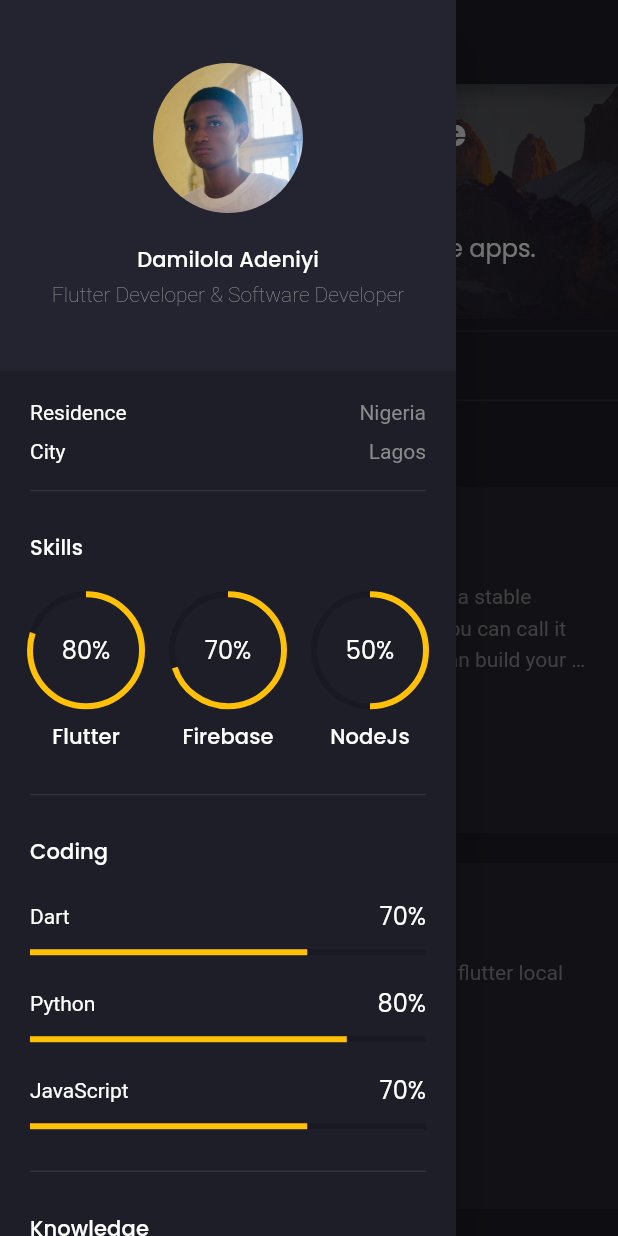
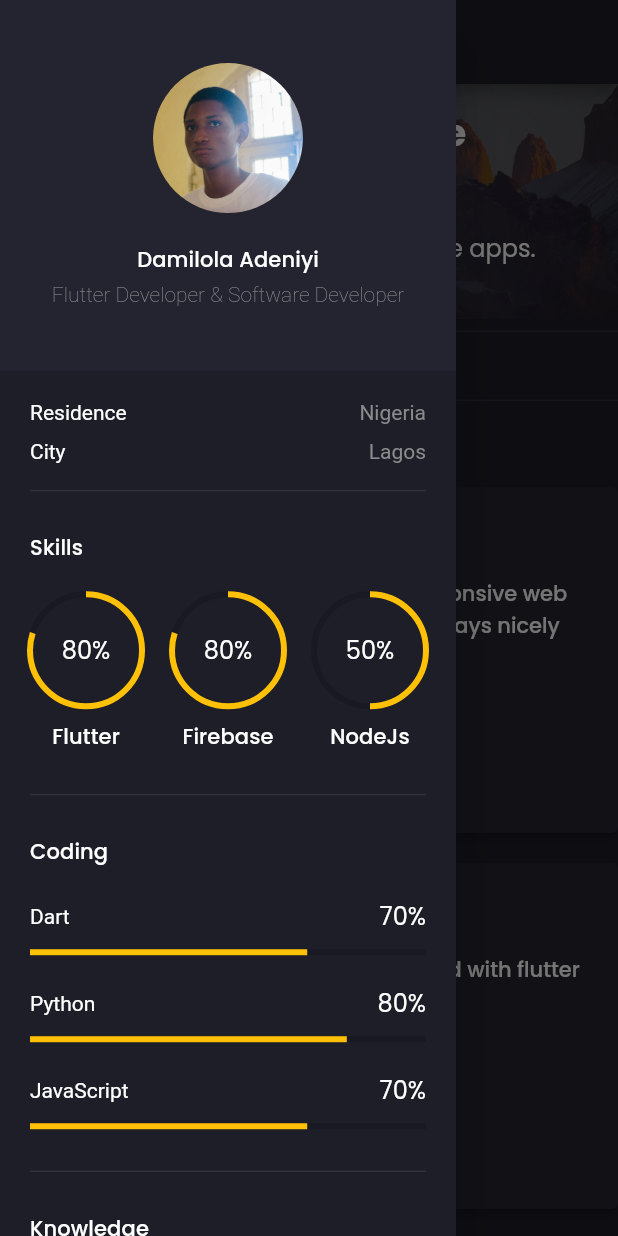
Before and after one commit to oluwadamme/Flutter-Projects, a Flutter app: the screen it shows after launch, after a tap on the "menu" icon, on a phone screen of 412 x 824 dp. Run offline on Flutter 3.47's test engine with Material 2 defaults, Android fonts, the phone set to English and light mode, and no system bars; our stand-ins replace firebase_auth, firebase_core, firebase_database, flutter_spinkit, flutter_svg, google_fonts and 1 more; missing offline and left inert: flutter_paystack, mailto; accounts and stored records are empty.

Commit message:
add link to the project card

```diff
--- a/portfolio/lib/main.dart
+++ b/portfolio/lib/main.dart
@@ -7,8 +7,9 @@
 import 'package:portfolio/models/responsive.dart';
 import 'package:portfolio/screens/email.dart';
 import 'package:portfolio/screens/home_screen.dart';
+import 'package:url_launcher/url_launcher.dart';
 
-void main() async {
+void main() {
   runApp(const MyApp());
 }
 
@@ -161,7 +162,7 @@
   const ProjectGrid({
     Key? key,
     this.crossAxisCount = 3,
-    this.childAspectRatio = 1.3,
+    this.childAspectRatio = 1.9,
   }) : super(key: key);
   final int crossAxisCount;
   final double childAspectRatio;
@@ -191,9 +192,16 @@
 
   @override
   Widget build(BuildContext context) {
-    return Container(
-      color: secondaryColor,
-      padding: const EdgeInsets.all(defaultPadding),
+    return ElevatedButton(
+      onPressed: () async {
+        String _url = project.url!;
+        if (!await launch(_url)) throw 'Could not launch $_url';
+      },
+      style: TextButton.styleFrom(
+        onSurface: secondaryColor,
+        backgroundColor: secondaryColor,
+        padding: const EdgeInsets.all(defaultPadding),
+      ),
       child: Column(
         crossAxisAlignment: CrossAxisAlignment.start,
         children: [
--- a/portfolio/lib/models/projects.dart
+++ b/portfolio/lib/models/projects.dart
@@ -6,10 +6,10 @@ class Project {
 
 List<Project> demo_projects = [
   Project(
-    title: "Responsive Portfolio - Flutter UI",
-    description:
-        "On Flutter V2.* web officially supported on a stable branch. Today I share an Admin panel or you can call it dashboard UI build with flutter. Now you can build your app dashboard using flutter. This dashboard contains almost everything that you need like a chart, table, nice small card for showing info.",
-  ),
+      title: "Responsive Portfolio Web App",
+      description:
+          "Using Flutter, I can develop your responsive web apps that suit your needs which displays nicely on all devices",
+      url: 'https://github.com/oluwadamme/flutter-demo/tree/main/portfolio'),
   Project(
       title: "Notify App",
       description:
@@ -19,7 +19,7 @@ List<Project> demo_projects = [
       title: "EtrackPay",
       description:
           "An energy smart prepaid meter payment app for estate tenants",
-      url: 'https://github.com/oluwadamme/'),
+      url: 'https://github.com/oluwadamme/EtrackPay'),
   Project(
       title: "Mediminder",
       description:
@@ -29,17 +29,17 @@ List<Project> demo_projects = [
       title: "StartHub",
       description:
           "An open source project that connects people that are interested in tech for training and mentor",
-      url: 'https://github.com/oluwadamme/'),
+      url: 'https://github.com/oluwadamme/starthub_mobile_pjt_02'),
   Project(
       title: "ZuriChat",
       description:
           "An open source project where people in a team can connect and communicate. it is like a slack clone",
-      url: 'https://github.com/oluwadamme/'),
+      url: 'https://github.com/oluwadamme/zc_app'),
   Project(
       title: "Dada_money",
       description:
           "An energy smart prepaid meter payment app. It is for a final year project",
-      url: 'https://github.com/oluwadamme/'),
+      url: 'https://github.com/oluwadamme/flutter-demo/tree/main/dada_money'),
   Project(
       title: "Electrify",
       description:
--- a/portfolio/lib/screens/home_screen.dart
+++ b/portfolio/lib/screens/home_screen.dart
@@ -317,7 +317,7 @@ class Skills extends StatelessWidget {
             Expanded(
               child: AniminatedCircularProgressIndicator(
                 label: "Firebase",
-                percentage: 0.7,
+                percentage: 0.8,
               ),
             ),
             SizedBox(width: defaultPadding),
```
